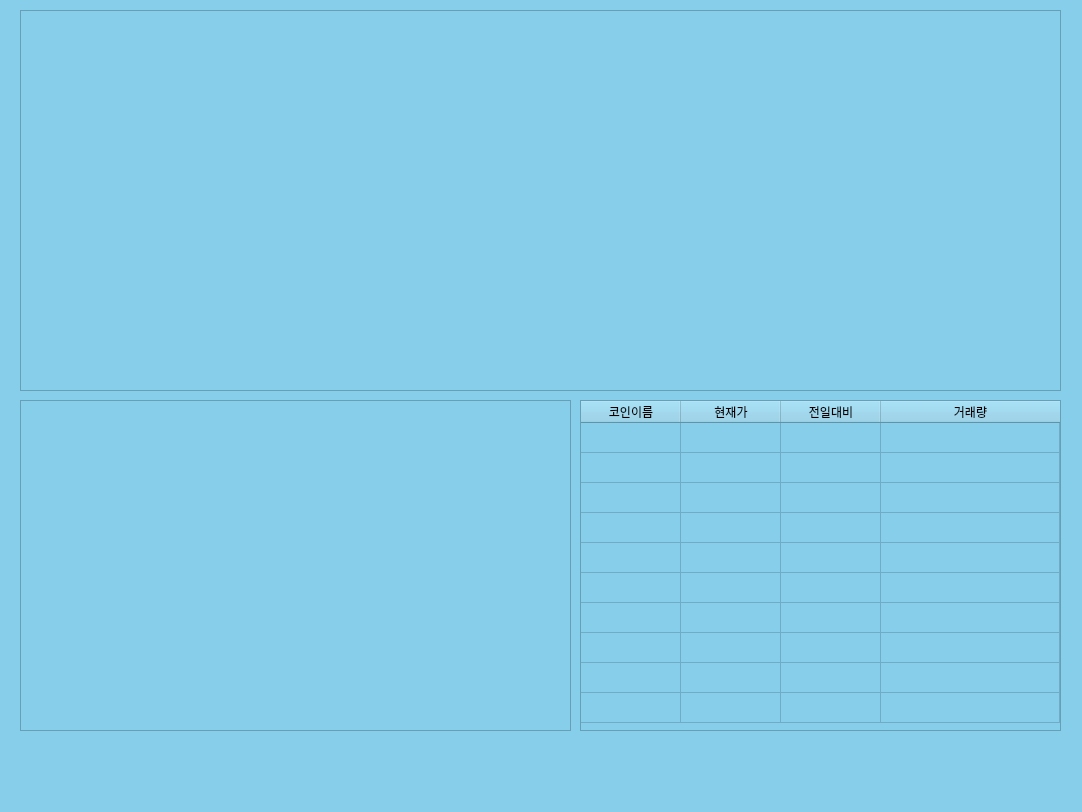
First picture: the form in cointrading/coingui.ui, repository seokho94/Yonsai_IT_Academy, before the edit.
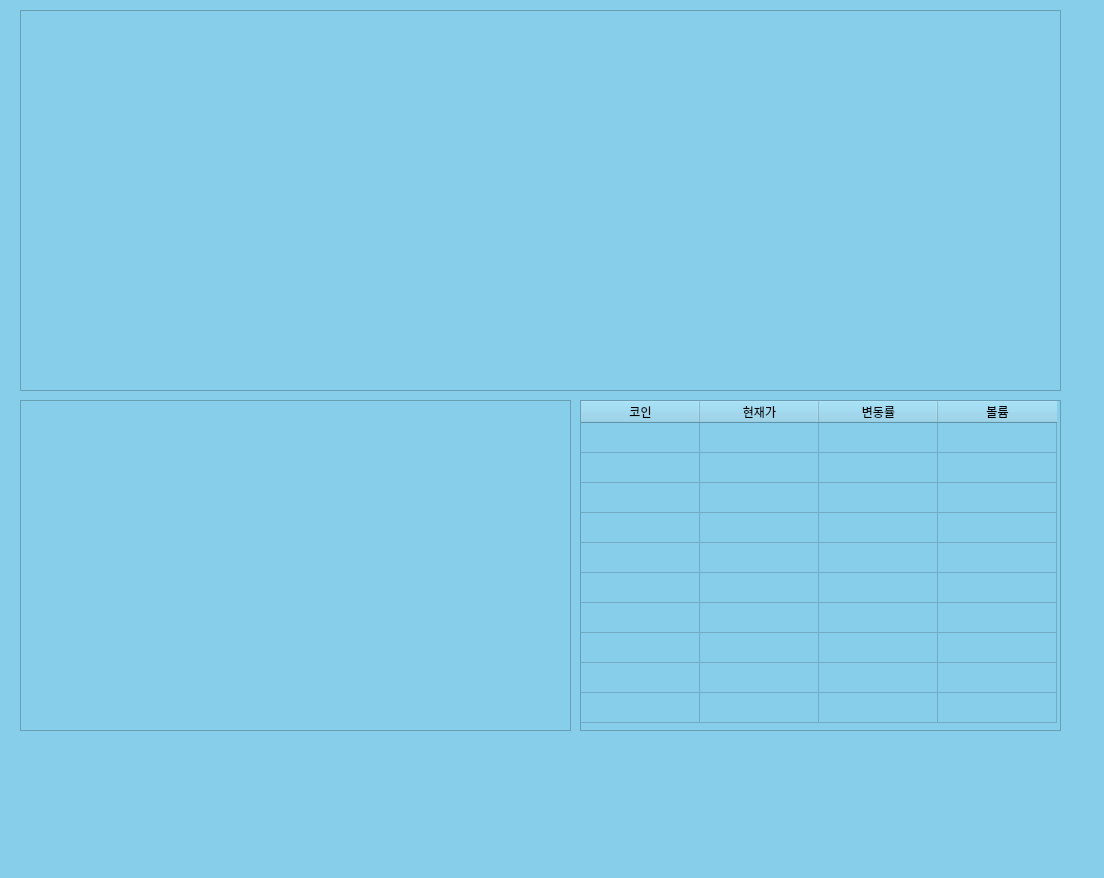
Second picture: the form after the edit.

What changed in the file:
```diff
--- a/cointrading/coingui.ui
+++ b/cointrading/coingui.ui
@@ -6,10 +6,22 @@
    <rect>
     <x>0</x>
     <y>0</y>
-    <width>1082</width>
-    <height>812</height>
+    <width>1104</width>
+    <height>878</height>
    </rect>
   </property>
+  <property name="sizePolicy">
+   <sizepolicy hsizetype="Expanding" vsizetype="Preferred">
+    <horstretch>0</horstretch>
+    <verstretch>0</verstretch>
+   </sizepolicy>
+  </property>
+  <property name="baseSize">
+   <size>
+    <width>0</width>
+    <height>0</height>
+   </size>
+  </property>
   <property name="windowTitle">
    <string>MainWindow</string>
   </property>
@@ -58,27 +70,18 @@
     </property>
     <layout class="QGridLayout" name="gridLayout">
      <item row="0" column="0">
-      <widget class="QTableWidget" name="tableWidget_3">
-       <property name="sizePolicy">
-        <sizepolicy hsizetype="Minimum" vsizetype="Minimum">
-         <horstretch>0</horstretch>
-         <verstretch>0</verstretch>
-        </sizepolicy>
-       </property>
-       <property name="minimumSize">
-        <size>
-         <width>400</width>
-         <height>0</height>
-        </size>
-       </property>
+      <widget class="QTableWidget" name="current_price">
        <property name="rowCount">
         <number>10</number>
        </property>
        <property name="columnCount">
         <number>4</number>
        </property>
-       <attribute name="horizontalHeaderStretchLastSection">
-        <bool>true</bool>
+       <attribute name="horizontalHeaderCascadingSectionResizes">
+        <bool>false</bool>
+       </attribute>
+       <attribute name="horizontalHeaderDefaultSectionSize">
+        <number>119</number>
        </attribute>
        <attribute name="verticalHeaderVisible">
         <bool>false</bool>
@@ -95,7 +98,7 @@
        <row/>
        <column>
         <property name="text">
-         <string>코인이름</string>
+         <string>코인</string>
         </property>
        </column>
        <column>
@@ -105,12 +108,12 @@
        </column>
        <column>
         <property name="text">
-         <string>전일대비</string>
+         <string>변동률</string>
         </property>
        </column>
        <column>
         <property name="text">
-         <string>거래량</string>
+         <string>볼륨</string>
         </property>
        </column>
       </widget>
```
Left out of the diff: 2 changed lines with no effect on the pictures.
